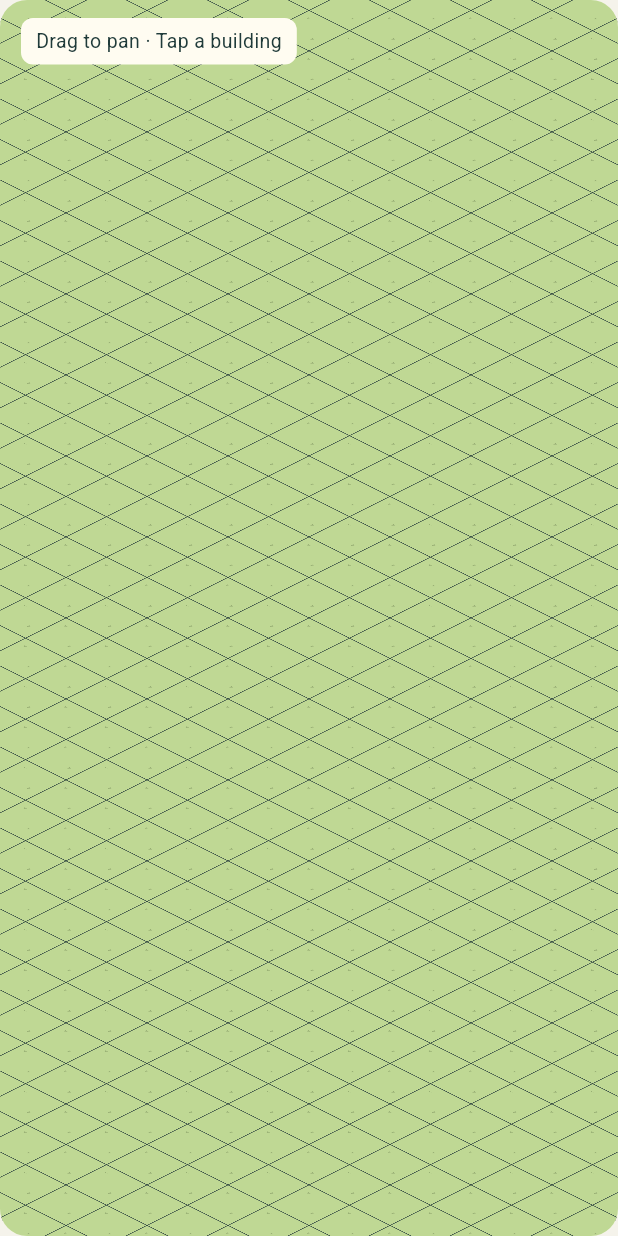
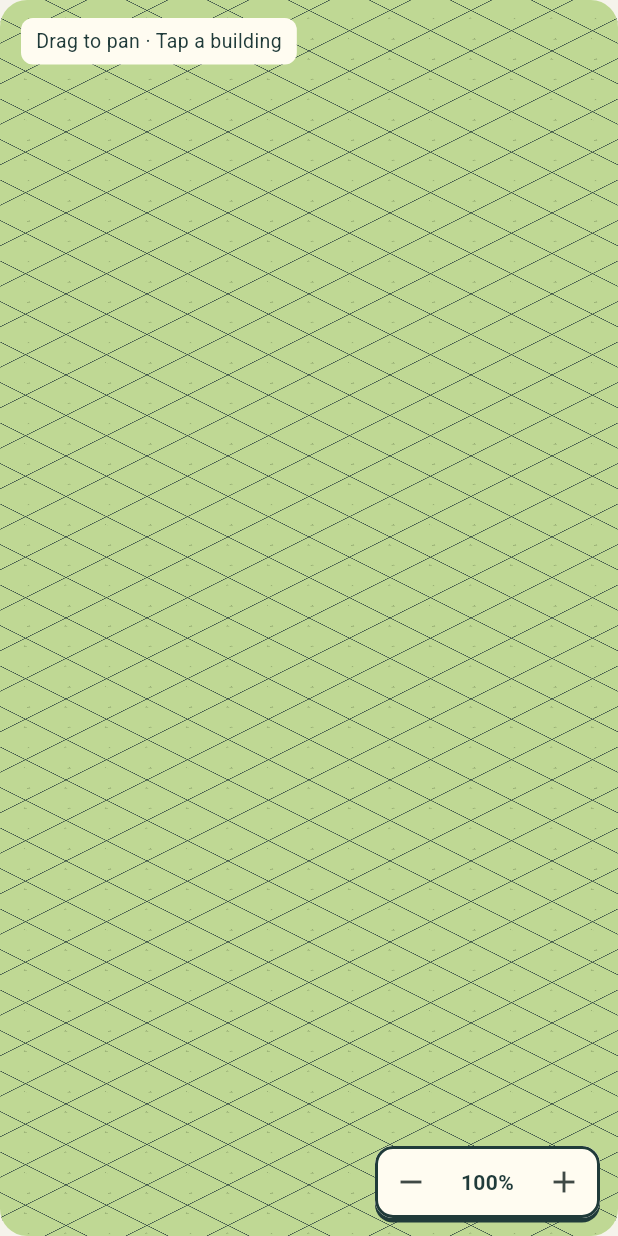
Before and after one commit to norfabagas/building-management-tycoon-game, a Flutter app: the DistrictMap widget shown alone on an empty page, opened directly with empty values, on a phone screen of 412 x 824 dp. Run offline on Flutter 3.47's test engine with Material 3 defaults, Android fonts, the phone set to English and light mode, and no system bars; our stand-ins replace sembast, sembast_web, shared_preferences, sqflite; missing offline and left inert: sembast_sqflite; accounts and stored records are empty.

Commit message:
Add working bottom-right map zoom controls for mouse and touch

```diff
--- a/lib/features/district/district_map.dart
+++ b/lib/features/district/district_map.dart
@@ -9,6 +9,7 @@ import 'package:flutter/services.dart';
 import '../../app/game_theme.dart';
 import '../../app/production_assets.dart';
 import '../../domain/district_game.dart';
+import 'map_camera_view_model.dart';
 
 class DistrictMap extends StatefulWidget {
   const DistrictMap({
@@ -33,7 +34,7 @@ class DistrictMap extends StatefulWidget {
 }
 
 class _DistrictMapState extends State<DistrictMap> {
-  Offset _pan = Offset.zero;
+  final _camera = MapCameraViewModel();
   LandCell? _start;
   int? _drawingPointer;
   Map<String, ui.Image> _images = {};
@@ -82,15 +83,26 @@ class _DistrictMapState extends State<DistrictMap> {
   @override
   void didUpdateWidget(DistrictMap oldWidget) {
     super.didUpdateWidget(oldWidget);
-    if (oldWidget.reset != widget.reset) _pan = Offset.zero;
+    if (oldWidget.reset != widget.reset) _camera.center();
   }
 
   @override
-  Widget build(BuildContext context) => LayoutBuilder(
+  void dispose() {
+    _camera.dispose();
+    super.dispose();
+  }
+
+  @override
+  Widget build(BuildContext context) => AnimatedBuilder(
+    animation: _camera,
+    builder: (context, _) => LayoutBuilder(
       builder: (context, constraints) {
         final size = constraints.biggest;
-      final projection = MapProjection(size, _pan);
-      return Semantics(
+        final projection = MapProjection(size, _camera.pan, zoom: _camera.zoom);
+        return Stack(
+          fit: StackFit.expand,
+          children: [
+            Semantics(
               label: widget.drawing
                   ? 'Draw apartment footprint by dragging on the map.'
                   : 'District map. Drag to pan; tap a building to manage it.',
@@ -137,7 +149,7 @@ class _DistrictMapState extends State<DistrictMap> {
                   behavior: HitTestBehavior.opaque,
                   onPanUpdate: (details) {
                     if (!widget.drawing && _drawingPointer == null) {
-                setState(() => _pan += details.delta);
+                      _camera.panBy(details.delta);
                     }
                   },
                   onTapUp: (details) {
@@ -211,16 +223,80 @@ class _DistrictMapState extends State<DistrictMap> {
                   ),
                 ),
               ),
+            ),
+            Positioned(
+              right: 12,
+              bottom: 12,
+              child: DecoratedBox(
+                decoration: BoxDecoration(
+                  borderRadius: BorderRadius.circular(12),
+                  boxShadow: const [
+                    BoxShadow(color: GameColors.ink, offset: Offset(0, 3)),
+                  ],
+                ),
+                child: Material(
+                  color: GameColors.surface,
+                  clipBehavior: Clip.antiAlias,
+                  shape: RoundedRectangleBorder(
+                    borderRadius: BorderRadius.circular(12),
+                    side: const BorderSide(color: GameColors.ink, width: 2),
+                  ),
+                  child: Row(
+                    mainAxisSize: MainAxisSize.min,
+                    children: [
+                      IconButton(
+                        key: const ValueKey('map-zoom-out'),
+                        tooltip: 'Zoom out',
+                        constraints: const BoxConstraints.tightFor(
+                          width: 48,
+                          height: 48,
+                        ),
+                        onPressed: _camera.canZoomOut ? _camera.zoomOut : null,
+                        icon: const Icon(Icons.remove),
+                      ),
+                      SizedBox(
+                        width: 54,
+                        child: Semantics(
+                          label: 'Map zoom ${_camera.percent} percent',
+                          excludeSemantics: true,
+                          child: Text(
+                            '${_camera.percent}%',
+                            textAlign: TextAlign.center,
+                            style: const TextStyle(
+                              fontSize: 14,
+                              fontWeight: FontWeight.w700,
+                            ),
+                          ),
+                        ),
+                      ),
+                      IconButton(
+                        key: const ValueKey('map-zoom-in'),
+                        tooltip: 'Zoom in',
+                        constraints: const BoxConstraints.tightFor(
+                          width: 48,
+                          height: 48,
+                        ),
+                        onPressed: _camera.canZoomIn ? _camera.zoomIn : null,
+                        icon: const Icon(Icons.add),
+                      ),
+                    ],
+                  ),
+                ),
+              ),
+            ),
+          ],
         );
       },
+    ),
   );
 }
 
 class MapProjection {
-  MapProjection(this.size, this.pan);
+  MapProjection(this.size, this.pan, {this.zoom = 1});
   final Size size;
   final Offset pan;
-  double get tile => size.width < 500 ? 54 : 80;
+  final double zoom;
+  double get tile => (size.width < 500 ? 54 : 80) * zoom;
   Offset get origin =>
       Offset(size.width / 2, size.height / 2 - tile * 1.5) + pan;
   Offset point(num x, num y) =>
@@ -379,7 +455,7 @@ class _DistrictPainter extends CustomPainter {
           );
           final width = math.min(
             (site.width + site.length) * projection.tile / 2,
-            180.0,
+            180.0 * projection.zoom,
           );
           final height = width * image.height / image.width;
           canvas.drawImageRect(
@@ -551,6 +627,7 @@ class _DistrictPainter extends CustomPainter {
       oldDelegate.images != images ||
       oldDelegate.projection.size != projection.size ||
       oldDelegate.projection.pan != projection.pan ||
+      oldDelegate.projection.zoom != projection.zoom ||
       oldDelegate.preview != preview ||
       oldDelegate.selected != selected;
 }
--- /dev/null
+++ b/lib/features/district/map_camera_view_model.dart
@@ -0,0 +1,39 @@
+import 'package:flutter/widgets.dart';
+
+/// Session camera settings. Zoom never changes saved land/building geometry.
+class MapCameraViewModel extends ChangeNotifier {
+  static const zoomLevels = [0.5, 0.75, 1.0, 1.25, 1.5, 1.75, 2.0];
+  int _level = 2;
+  Offset _pan = Offset.zero;
+
+  double get zoom => zoomLevels[_level];
+  int get percent => (zoom * 100).round();
+  Offset get pan => _pan;
+  bool get canZoomOut => _level > 0;
+  bool get canZoomIn => _level < zoomLevels.length - 1;
+
+  void panBy(Offset delta) {
+    _pan += delta;
+    notifyListeners();
+  }
+
+  void zoomOut() {
+    if (canZoomOut) _setLevel(_level - 1);
+  }
+
+  void zoomIn() {
+    if (canZoomIn) _setLevel(_level + 1);
+  }
+
+  void _setLevel(int level) {
+    final oldZoom = zoom;
+    _level = level;
+    _pan *= zoom / oldZoom;
+    notifyListeners();
+  }
+
+  void center() {
+    _pan = Offset.zero;
+    notifyListeners();
+  }
+}
```
Also changed, not shown: 5 other files. Lines whose indentation alone changed are shown as unchanged.
